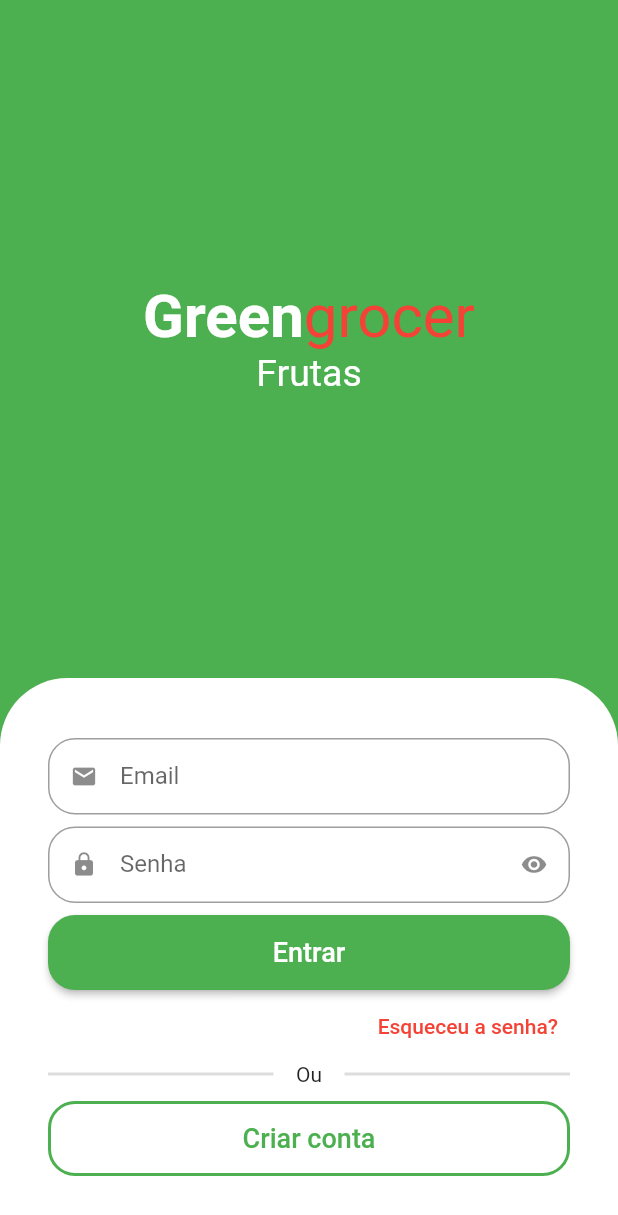
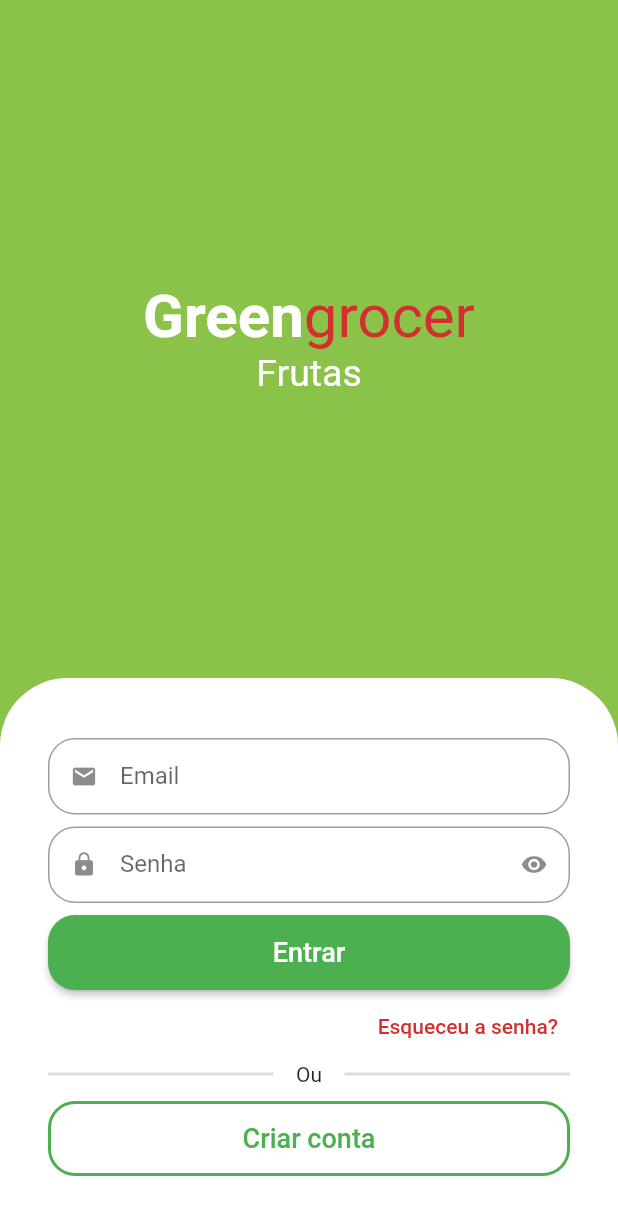
Before and after one commit to o-Angelo/flutter-and-getX, a Flutter app: the screen it shows after launch, on a phone screen of 412 x 824 dp. Shown: the top 1215 px of the screen. Run offline on Flutter 3.47's test engine with Material 2 defaults, Android fonts, the phone set to English and light mode, and no system bars; drawn by our look-alikes of animated_text_kit.

Commit message:
SignIn View | Finished

```diff
--- a/lib/src/auth/sign_in_screen.dart
+++ b/lib/src/auth/sign_in_screen.dart
@@ -2,29 +2,36 @@ import 'package:animated_text_kit/animated_text_kit.dart';
 import 'package:flutter/material.dart';
 
 import 'package:quitanda/src/auth/components/custom_text_field.dart';
+import 'package:quitanda/src/config/custom_colors.dart';
 
 class SignInScreen extends StatelessWidget {
   const SignInScreen({super.key});
 
   @override
   Widget build(BuildContext context) {
+    final size = MediaQuery.of(context).size;
+
     return Scaffold(
-      backgroundColor: Colors.green,
-      body: Column(
+      backgroundColor: CustomColors.customSwatchColor,
+      body: SingleChildScrollView(
+        child: SizedBox(
+          height: size.height,
+          width: size.width,
+          child: Column(
             children: [
               Expanded(
                 child: Column(
                   mainAxisAlignment: MainAxisAlignment.center,
                   children: [
                     // Nome do App
-                const Text.rich(
+                    Text.rich(
                       TextSpan(
-                    style: TextStyle(
+                        style: const TextStyle(
                           fontSize: 40,
                         ),
                         children: [
                           // Nome do app
-                      TextSpan(
+                          const TextSpan(
                             text: 'Green',
                             style: TextStyle(
                               fontWeight: FontWeight.bold,
@@ -34,7 +41,7 @@ class SignInScreen extends StatelessWidget {
                           TextSpan(
                             text: 'grocer',
                             style: TextStyle(
-                          color: Colors.red,
+                              color: CustomColors.customContrastColor,
                             ),
                           ),
                         ],
@@ -114,9 +121,10 @@ class SignInScreen extends StatelessWidget {
                       alignment: Alignment.centerRight,
                       child: TextButton(
                         onPressed: () {},
-                    child: const Text(
+                        child: Text(
                           'Esqueceu a senha?',
-                      style: TextStyle(color: Colors.red),
+                          style: TextStyle(
+                              color: CustomColors.customContrastColor),
                         ),
                       ),
                     ),
@@ -172,6 +180,8 @@ class SignInScreen extends StatelessWidget {
               ),
             ],
           ),
+        ),
+      ),
     );
   }
 }
--- /dev/null
+++ b/lib/src/config/custom_colors.dart
@@ -0,0 +1,21 @@
+import 'package:flutter/material.dart';
+
+Map<int, Color> _swatchOpacity = {
+  50: const Color.fromRGBO(139, 195, 74, .1),
+  100: const Color.fromRGBO(139, 195, 74, .2),
+  200: const Color.fromRGBO(139, 195, 74, .3),
+  300: const Color.fromRGBO(139, 195, 74, .4),
+  400: const Color.fromRGBO(139, 195, 74, .5),
+  500: const Color.fromRGBO(139, 195, 74, .6),
+  600: const Color.fromRGBO(139, 195, 74, .7),
+  700: const Color.fromRGBO(139, 195, 74, .8),
+  800: const Color.fromRGBO(139, 195, 74, .9),
+  900: const Color.fromRGBO(139, 195, 74, 1),
+};
+
+abstract class CustomColors {
+  static Color customContrastColor = Colors.red.shade700;
+
+  static MaterialColor customSwatchColor =
+      MaterialColor(0xFF8BC34A, _swatchOpacity);
+}
```
Lines whose indentation alone changed are shown as unchanged.
